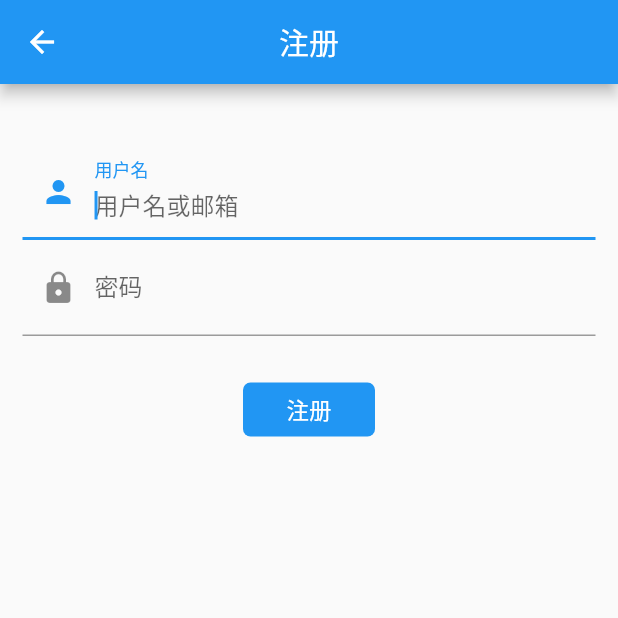
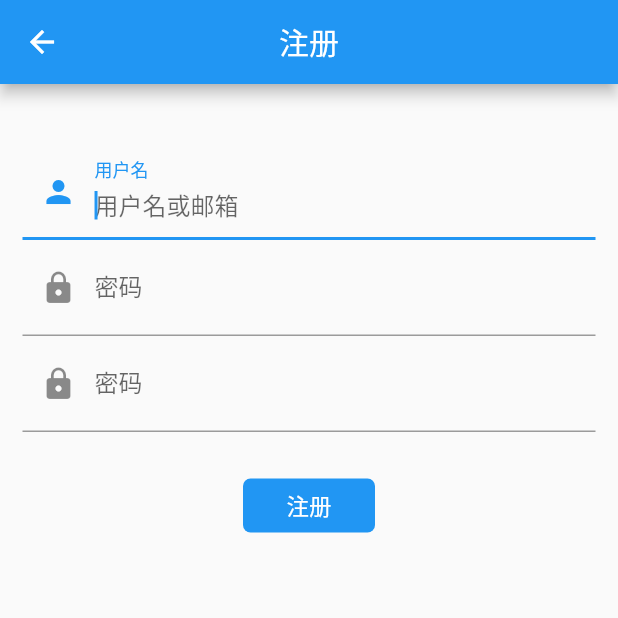
Before and after one commit to SlamDunk007/playflutter, a Flutter app: the screen it shows after launch, item 4 of the bottom bar chosen, after a tap on "注册", on a phone screen of 412 x 824 dp, the top half of it. Run offline on Flutter 3.47's test engine with Material 2 defaults, Android fonts, the phone set to English and light mode, and no system bars; our stand-ins replace dio, flutter_swiper; missing offline and left inert: flutter_webview_plugin; network calls fail.

Commit message:
[+master]添加注册页面相关代码

```diff
--- a/lib/colors/CustomColors.dart
+++ b/lib/colors/CustomColors.dart
@@ -1,6 +1,6 @@
 import 'package:flutter/material.dart';
 class CustomColors{
-
+  static const Color colorPrimaryDark = Color(0xff388E3C);
   static const Color color_e5e6f2 = Color(0xffe5e6f2);
   static const Color color_9a9ead = Color(0xff9a9ead);
   static const Color color_333333 = Color(0xff333333);
--- /dev/null
+++ b/lib/models/RegisterData.dart
@@ -0,0 +1,72 @@
+class RegisterData {
+  Data data;
+  int errorCode;
+  String errorMsg;
+
+  RegisterData({this.data, this.errorCode, this.errorMsg});
+
+  RegisterData.fromJson(Map<String, dynamic> json) {
+    data = json['data'] != null ? new Data.fromJson(json['data']) : null;
+    errorCode = json['errorCode'];
+    errorMsg = json['errorMsg'];
+  }
+
+  Map<String, dynamic> toJson() {
+    final Map<String, dynamic> data = new Map<String, dynamic>();
+    if (this.data != null) {
+      data['data'] = this.data.toJson();
+    }
+    data['errorCode'] = this.errorCode;
+    data['errorMsg'] = this.errorMsg;
+    return data;
+  }
+}
+
+class Data {
+  bool admin;
+  String email;
+  String icon;
+  int id;
+  String nickname;
+  String password;
+  String token;
+  int type;
+  String username;
+
+  Data(
+      {this.admin,
+        this.email,
+        this.icon,
+        this.id,
+        this.nickname,
+        this.password,
+        this.token,
+        this.type,
+        this.username});
+
+  Data.fromJson(Map<String, dynamic> json) {
+    admin = json['admin'];
+    email = json['email'];
+    icon = json['icon'];
+    id = json['id'];
+    nickname = json['nickname'];
+    password = json['password'];
+    token = json['token'];
+    type = json['type'];
+    username = json['username'];
+  }
+
+  Map<String, dynamic> toJson() {
+    final Map<String, dynamic> data = new Map<String, dynamic>();
+    data['admin'] = this.admin;
+    data['email'] = this.email;
+    data['icon'] = this.icon;
+    data['id'] = this.id;
+    data['nickname'] = this.nickname;
+    data['password'] = this.password;
+    data['token'] = this.token;
+    data['type'] = this.type;
+    data['username'] = this.username;
+    return data;
+  }
+}
--- a/lib/ui/Register.dart
+++ b/lib/ui/Register.dart
@@ -1,5 +1,6 @@
 import 'package:flutter/material.dart';
-import 'package:playflutter/colors/CustomColors.dart';
+import 'package:playflutter/models/RegisterData.dart';
+import 'package:playflutter/utils/NetTools.dart';
 import 'package:playflutter/utils/Toast.dart';
 
 class Register extends StatefulWidget {
@@ -16,6 +17,36 @@ class RegisterState extends State<Register> {
   // 密码监听
   TextEditingController _passwordEditingController =
       new TextEditingController();
+
+  // 再次输入密码监听
+  TextEditingController _pwdConfirmEditingController =
+      new TextEditingController();
+
+  /**
+   * 注册
+   */
+  void _register(String name, String password, String rePwd) {
+    var params = {
+      'username': name,
+      'password': password,
+      'repassword': rePwd
+    };
+    NetTools.post("https://www.wanandroid.com/user/register", (data) {
+      if(data!=null){
+        print(data);
+        RegisterData registerData = RegisterData.fromJson(data);
+        if(registerData.errorCode == 0){
+          // 注册成功
+          Toast.toast(context, "注册成功");
+          Navigator.pop(context);
+        }else
+            Toast.toast(context, registerData.errorMsg);
+      }
+    }, params: params, errorCallBack: (msg) {
+          print("异常信息"+msg);
+        });
+  }
+
 
   @override
   Widget build(BuildContext context) {
@@ -48,12 +79,26 @@ class RegisterState extends State<Register> {
               child: TextField(
                 decoration: InputDecoration(
                     hintMaxLines: 1,
-                    hintText: "密码",
+                    hintText: "输入密码",
                     labelText: "密码",
                     prefixIcon: Icon(Icons.lock)),
                 obscureText: true,
                 maxLines: 1,
                 controller: _passwordEditingController,
+              ),
+            ),
+            // 密码
+            Padding(
+              padding: EdgeInsets.only(left: 15, right: 15),
+              child: TextField(
+                decoration: InputDecoration(
+                    hintMaxLines: 1,
+                    hintText: "再输入一次",
+                    labelText: "密码",
+                    prefixIcon: Icon(Icons.lock)),
+                obscureText: true,
+                maxLines: 1,
+                controller: _pwdConfirmEditingController,
               ),
             ),
             // 注册
@@ -73,9 +118,14 @@ class RegisterState extends State<Register> {
                 ),
                 clipBehavior: Clip.antiAlias,
                 onPressed: () => {
-                  if(_userEditingController.text.isEmpty || _passwordEditingController.text.isEmpty){
-                    Toast.toast(context, "用户名或密码不能为空")
-                  }
+                  if (_userEditingController.text.isEmpty ||
+                      _passwordEditingController.text.isEmpty ||
+                      _pwdConfirmEditingController.text.isEmpty)
+                    {Toast.toast(context, "用户名或密码不能为空")}
+                  else
+                    {
+                      _register(_userEditingController.text,_passwordEditingController.text,_pwdConfirmEditingController.text)
+                    }
                 },
               ),
             )
--- a/lib/utils/NetTools.dart
+++ b/lib/utils/NetTools.dart
@@ -57,7 +57,7 @@ class NetTools {
         response = await Dio().get(url);
       } else {
         if (params != null && params.isNotEmpty) {
-          response = await Dio().post(url, data: params);
+          response = await Dio().post(url, queryParameters: params);
         } else {
           response = await Dio().post(url);
         }
```
Also changed, not shown: lib/ui/Login.dart (added, +28 -0 lines), lib/ui/Personal.dart (+7 -1 lines).
